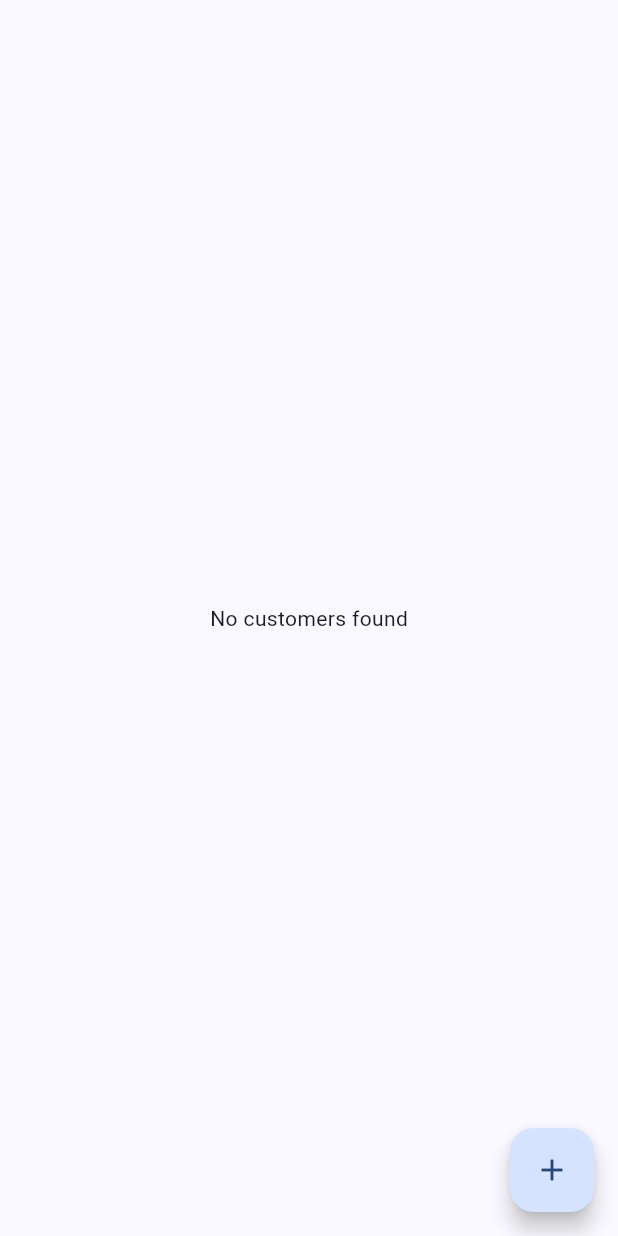
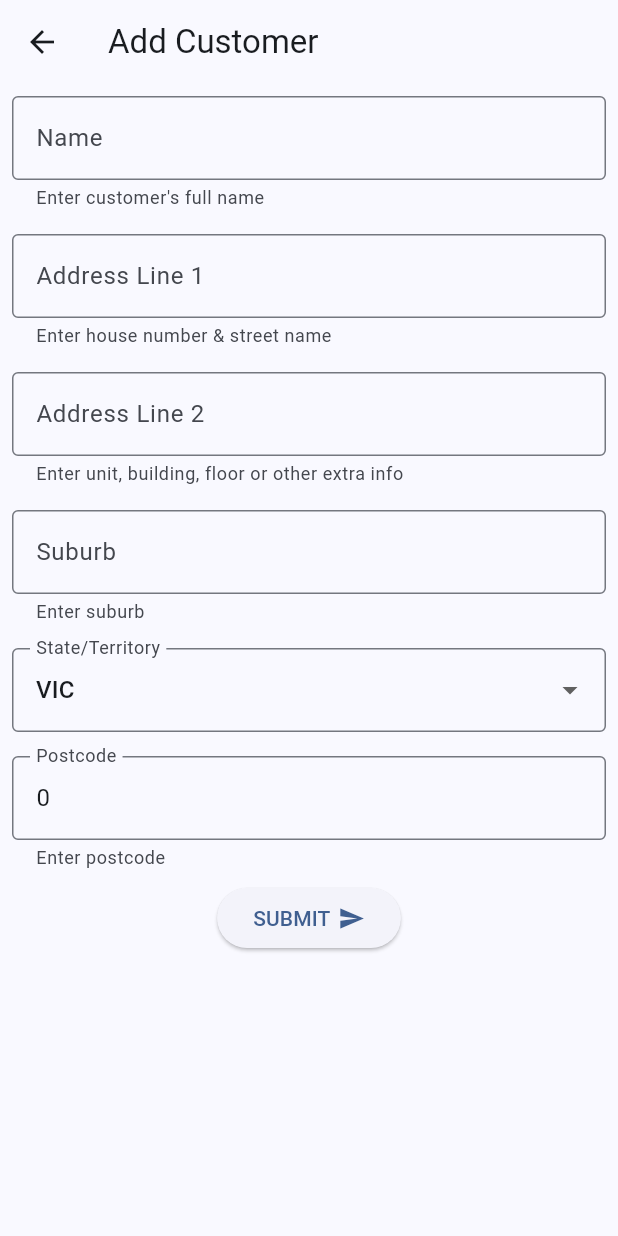
Before and after one commit to matthew-soulsby/delivery-manager, a Flutter app: the CustomerManager screen opened directly, after a tap on the "add" icon, on a phone screen of 412 x 824 dp. Run offline on Flutter 3.47's test engine with Material 2 defaults, Android fonts, the phone set to English and light mode, and no system bars; our stand-ins replace hive, hive_flutter; accounts and stored records are empty.

Commit message:
Add new customer form

```diff
--- /dev/null
+++ b/delivery_manager_app/lib/forms/customer_add.dart
@@ -0,0 +1,189 @@
+import 'package:delivery_manager_app/classes/customer.dart';
+import 'package:flutter/material.dart';
+import 'package:hive/hive.dart';
+
+class CustomerAddScreen extends StatefulWidget {
+  const CustomerAddScreen({super.key});
+
+  @override
+  State<CustomerAddScreen> createState() => _CustomerAddScreenState();
+}
+
+class _CustomerAddScreenState extends State<CustomerAddScreen> {
+  String _name = '';
+  String _addressLine1 = '';
+  String _addressLine2 = '';
+  String _suburb = '';
+  String _stateTerritory = 'VIC';
+  int _postcode = 0;
+
+  void submitForm() {
+    var box = Hive.box<Customer>('customers');
+
+    Future<int> value = (_addressLine2 == ''
+        ? box.add(Customer(
+            name: _name,
+            addressLine1: _addressLine1,
+            suburb: _suburb,
+            stateTerritory: _stateTerritory,
+            postcode: _postcode))
+        : box.add(Customer(
+            name: _name,
+            addressLine1: _addressLine1,
+            suburb: _suburb,
+            stateTerritory: _stateTerritory,
+            postcode: _postcode,
+            addressLine2: _addressLine2)));
+
+    value.then((value) => Navigator.pop(context));
+  }
+
+  @override
+  Widget build(BuildContext context) {
+    return Scaffold(
+      appBar: AppBar(
+        title: const Text('Add Customer'),
+      ),
+      body: Form(
+          autovalidateMode: AutovalidateMode.always,
+          onChanged: () {
+            Form.of(primaryFocus!.context!)?.save();
+          },
+          child: SingleChildScrollView(
+            child: Column(children: [
+              Padding(
+                padding: const EdgeInsets.all(8.0),
+                child: TextFormField(
+                  initialValue: _name,
+                  decoration: const InputDecoration(
+                      labelText: 'Name',
+                      helperText: "Enter customer's full name",
+                      border: OutlineInputBorder()),
+                  onSaved: (String? value) {
+                    if (value != null) {
+                      setState(() {
+                        _name = value;
+                      });
+                    }
+                  },
+                ),
+              ),
+              Padding(
+                padding: const EdgeInsets.all(8.0),
+                child: TextFormField(
+                  initialValue: _addressLine1,
+                  decoration: const InputDecoration(
+                      labelText: 'Address Line 1',
+                      helperText: "Enter house number & street name",
+                      border: OutlineInputBorder()),
+                  onSaved: (String? value) {
+                    if (value != null) {
+                      setState(() {
+                        _addressLine1 = value;
+                      });
+                    }
+                  },
+                ),
+              ),
+              Padding(
+                padding: const EdgeInsets.all(8.0),
+                child: TextFormField(
+                  initialValue: _addressLine2,
+                  decoration: const InputDecoration(
+                      labelText: 'Address Line 2',
+                      helperText:
+                          "Enter unit, building, floor or other extra info",
+                      border: OutlineInputBorder()),
+                  onSaved: (String? value) {
+                    if (value != null) {
+                      setState(() {
+                        _addressLine2 = value;
+                      });
+                    }
+                  },
+                ),
+              ),
+              Padding(
+                padding: const EdgeInsets.all(8.0),
+                child: TextFormField(
+                  initialValue: _suburb,
+                  decoration: const InputDecoration(
+                      labelText: 'Suburb',
+                      helperText: "Enter suburb",
+                      border: OutlineInputBorder()),
+                  onSaved: (String? value) {
+                    if (value != null) {
+                      setState(() {
+                        _suburb = value;
+                      });
+                    }
+                  },
+                ),
+              ),
+              Padding(
+                padding: const EdgeInsets.all(8.0),
+                child: DropdownButtonFormField<String>(
+                  value: _stateTerritory,
+                  items: const [
+                    DropdownMenuItem<String>(
+                      value: 'VIC',
+                      child: Text('VIC'),
+                    ),
+                    DropdownMenuItem<String>(value: 'NSW', child: Text('NSW')),
+                    DropdownMenuItem<String>(value: 'QLD', child: Text('QLD')),
+                    DropdownMenuItem<String>(value: 'SA', child: Text('SA')),
+                    DropdownMenuItem<String>(value: 'WA', child: Text('WA')),
+                    DropdownMenuItem<String>(value: 'TAS', child: Text('TAS')),
+                    DropdownMenuItem<String>(value: 'NT', child: Text('NT')),
+                    DropdownMenuItem<String>(value: 'ACT', child: Text('ACT')),
+                  ],
+                  decoration: const InputDecoration(
+                      labelText: 'State/Territory',
+                      border: OutlineInputBorder()),
+                  onChanged: (value) => {
+                    if (value != null)
+                      {
+                        setState(() {
+                          _stateTerritory = value;
+                        })
+                      }
+                  },
+                ),
+              ),
+              Padding(
+                padding: const EdgeInsets.all(8.0),
+                child: TextFormField(
+                  initialValue: _postcode.toString(),
+                  decoration: const InputDecoration(
+                      labelText: 'Postcode',
+                      helperText: "Enter postcode",
+                      border: OutlineInputBorder()),
+                  onSaved: (String? value) {
+                    if (value != null) {
+                      setState(() {
+                        _postcode = int.parse(value);
+                      });
+                    }
+                  },
+                ),
+              ),
+              ElevatedButton(
+                onPressed: () => submitForm(),
+                child: Row(
+                  mainAxisSize: MainAxisSize.min,
+                  children: const [
+                    Text('SUBMIT'),
+                    SizedBox(
+                      width: 5,
+                    ),
+                    Icon(
+                      Icons.send,
+                    ),
+                  ],
+                ),
+              ),
+            ]),
+          )),
+    );
+  }
+}
--- a/delivery_manager_app/lib/pages/customer_manager.dart
+++ b/delivery_manager_app/lib/pages/customer_manager.dart
@@ -1,5 +1,6 @@
 import 'package:delivery_manager_app/assets/loading_spinner.dart';
 import 'package:delivery_manager_app/classes/customer.dart';
+import 'package:delivery_manager_app/forms/customer_add.dart';
 import 'package:flutter/material.dart';
 import 'package:hive/hive.dart';
 import 'package:hive_flutter/hive_flutter.dart';
@@ -60,9 +61,61 @@ class CustomerManager extends StatelessWidget {
             );
           }),
       floatingActionButton: FloatingActionButton(
-        onPressed: () => {},
+        onPressed: () {
+          Navigator.push(
+              context,
+              MaterialPageRoute(
+                  builder: (context) => const CustomerAddScreen()));
+        },
         child: const Icon(Icons.add),
       ),
     );
   }
 }
+
+class MyStatefulWidget extends StatefulWidget {
+  const MyStatefulWidget({super.key});
+
+  @override
+  State<MyStatefulWidget> createState() => _MyStatefulWidgetState();
+}
+
+class _MyStatefulWidgetState extends State<MyStatefulWidget> {
+  final GlobalKey<FormState> _formKey = GlobalKey<FormState>();
+
+  @override
+  Widget build(BuildContext context) {
+    return Form(
+      key: _formKey,
+      child: Column(
+        crossAxisAlignment: CrossAxisAlignment.start,
+        children: <Widget>[
+          TextFormField(
+            decoration: const InputDecoration(
+              hintText: 'Enter your email',
+            ),
+            validator: (String? value) {
+              if (value == null || value.isEmpty) {
+                return 'Please enter some text';
+              }
+              return null;
+            },
+          ),
+          Padding(
+            padding: const EdgeInsets.symmetric(vertical: 16.0),
+            child: ElevatedButton(
+              onPressed: () {
+                // Validate will return true if the form is valid, or false if
+                // the form is invalid.
+                if (_formKey.currentState!.validate()) {
+                  // Process data.
+                }
+              },
+              child: const Text('Submit'),
+            ),
+          ),
+        ],
+      ),
+    );
+  }
+}
```
